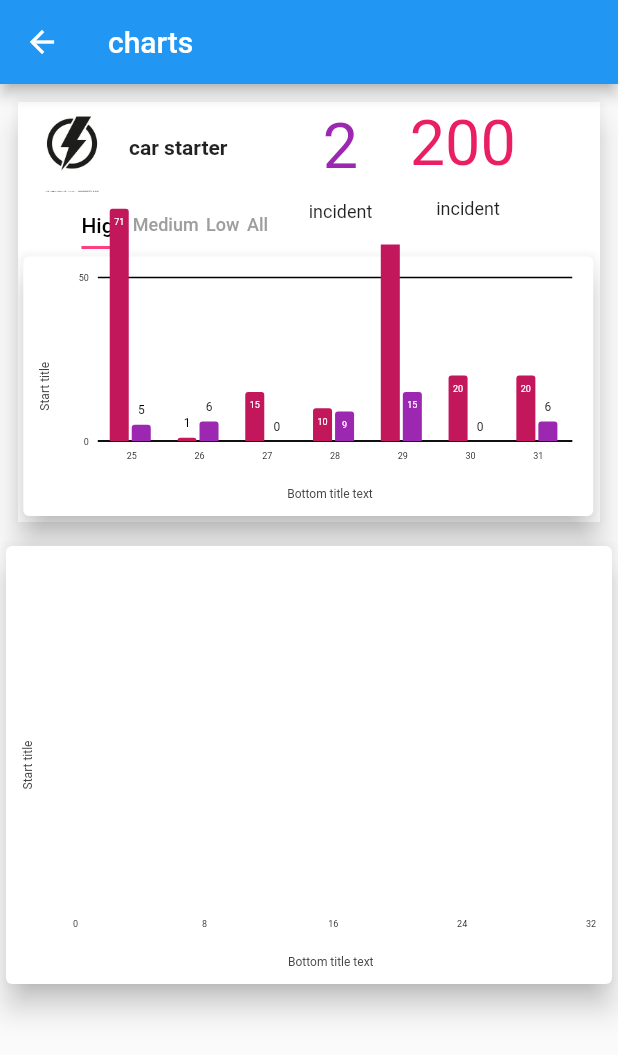
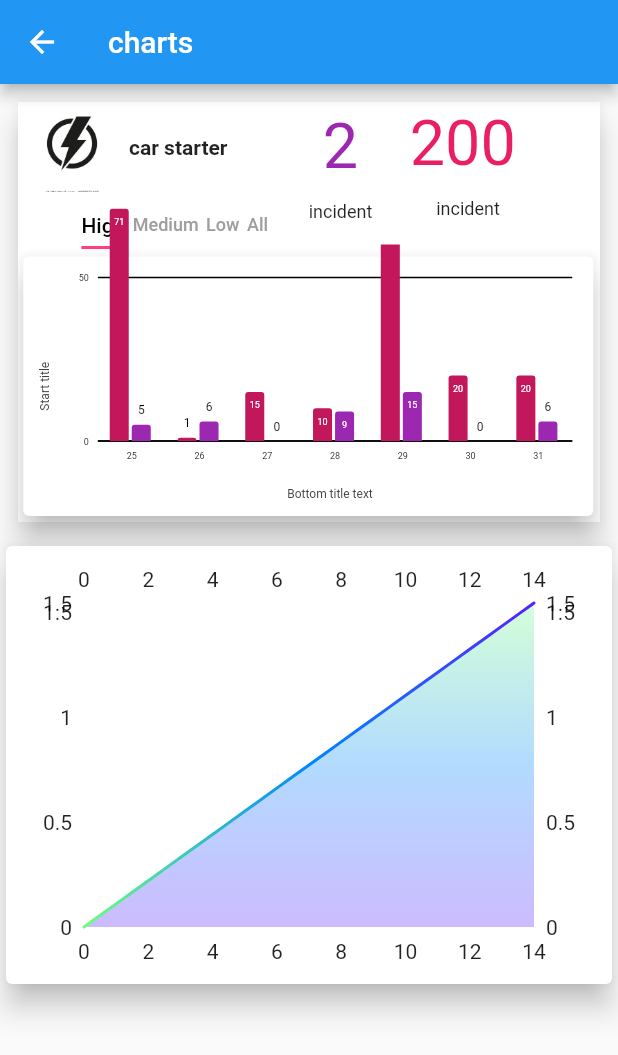
Before and after one commit to rocksolid911/phygitalz_standard, a Flutter app: the BarChart screen opened by its route, on a phone screen of 412 x 824 dp. Shown: the top 1055 px of the screen. Run offline on Flutter 3.47's test engine with Material 2 defaults, Android fonts, the phone set to English and light mode, and no system bars; drawn by our look-alikes of fl_chart; our stand-ins replace charts_flutter, form_validator, gradient_widgets; missing offline and left inert: custom_circularprogressbar.

Commit message:
fl_chart lib used insted of flutter_chart
added linechart

```diff
--- a/lib/components/linechart.dart
+++ b/lib/components/linechart.dart
@@ -1,102 +1,124 @@
 import 'package:flutter/material.dart';
-import 'package:charts_flutter/flutter.dart' as charts;
+import 'package:fl_chart/fl_chart.dart';
 import 'package:phygitalz_standard/components/linechartbuilder.dart';
-import 'charts.dart';
-class CustomLChart extends StatelessWidget {
-  final List<Datalist> data;
+import 'dart:math';
 
-  const CustomLChart({Key key,this.data}) : super(key: key);
+class Datalist {
+  final int date;
+  final int breakdown;
+  final int incidents;
 
+  Datalist({
+    @required this.date,
+    @required this.breakdown,
+    this.incidents,
+  });
+}
+
+class CustomLChart extends StatefulWidget {
+  //List<Datalist> data;
+  // map.entries.forEach((e) => list.add(Datalist(e.key, e.value)));
+  // List<Datalist>data = Map.entries.map((e) => Datalist(e.date, e.breakdown)).toList();
+  // //print(list);
+  CustomLChart({
+    Key key,
+  }) : super(key: key);
+
+  @override
+  _CustomLChartState createState() => _CustomLChartState();
+}
+
+class _CustomLChartState extends State<CustomLChart> {
+  final List<FlSpot> dummyData1 = List.generate(15, (index) {
+    return FlSpot(index.toDouble(), index * Random().nextDouble());
+  });
+  //List<Datalist> data ;
+  final List<Color> _gradientColors = [
+    const Color(0xFF6FFF7C),
+    const Color(0xFF0087FF),
+    const Color(0xFF5620FF),
+  ];
 
   @override
   Widget build(BuildContext context) {
-    List<charts.Series<Datalist, int>> series = [
-      charts.Series(
-          data: data,
-          id: "DataConsumption",
-          domainFn: (Datalist series, _) => series.date,
-          measureFn: (Datalist series, _) => series.breakdown,
-          colorFn: (Datalist series, _) => series.barColor,
-
-          labelAccessorFn: (Datalist series, _) =>
-          '${series.breakdown.toString()}'),
-
-    ];
-
     return Container(
-      //decoration: BoxDecoration(),
-      height: 166,
-      padding: EdgeInsets.only(left: 0, right: 0, bottom: 0),
+      height: 160,
       child: Card(
-        //shape: RoundedRectangleBorder(side: BorderSide.none),
         elevation: 8,
         borderOnForeground: true,
         child: Column(
-          children: <Widget>[
+          children: [
             Expanded(
-              child: charts.LineChart(
-                series,
-                animate: true,
-
-                //Asign a Custom style for the domain axis
-                domainAxis: new charts.NumericAxisSpec(
-
-                  //showAxisLine: true,
-                  renderSpec: new charts.SmallTickRendererSpec(
-                    minimumPaddingBetweenLabelsPx: 5,
-                    // Tick and Label styling here.
-                    labelStyle: new charts.TextStyleSpec(
-                        fontSize: 6, // size in Pts.
-                        color: charts.MaterialPalette.black),
-
-                    // Change the line colors to match text color.
-                    lineStyle: new charts.LineStyleSpec(
-                        color: charts.MaterialPalette.black),
+              child: Padding(
+                padding: const EdgeInsets.all(8.0),
+                child: LineChart(
+                  LineChartData(
+                    extraLinesData: ExtraLinesData(
+                      extraLinesOnTop: true,
+                      horizontalLines: [HorizontalLine(
+                        y: 5,
+                        color: const Color.fromRGBO(197, 210, 214, 1),
+                        strokeWidth: 2,
+                        dashArray: [5, 10],
+                        label: HorizontalLineLabel(
+                          show: true,
+                          alignment: Alignment.topRight,
+                          padding: const EdgeInsets.only(right: 5, bottom: 5),
+                          style: const TextStyle(color: Colors.black, fontSize: 9),
+                          labelResolver: (line) => 'H: ${line.y}',
+                        ),
+                      ),],
+                    ),
+                    borderData: FlBorderData(show: false),
+                    gridData: FlGridData(
+                      show: true,
+                      drawVerticalLine: true,
+                      getDrawingHorizontalLine: (value) {
+                        return FlLine(
+                          color: const Color(0xFFFFFFFF),
+                          strokeWidth: 1,
+                        );
+                      },
+                      getDrawingVerticalLine: (value) {
+                        return FlLine(
+                          color: const Color(0xFFFFFFFF),
+                          strokeWidth: 1,
+                        );
+                      },
+                    ),
+                    // rangeAnnotations: RangeAnnotations(
+                    //   horizontalRangeAnnotations: ,
+                    // ),
+                    lineBarsData: [
+                      LineChartBarData(
+                          spots: dummyData1,
+                          colors: _gradientColors,
+                          colorStops: const [0.25, 0.5, 0.75],
+                          gradientFrom: const Offset(0.5, 0),
+                          gradientTo: const Offset(0.5, 1),
+                          barWidth: 2,
+                          isStrokeCapRound: true,
+                          dotData: FlDotData(show: false),
+                          belowBarData: BarAreaData(
+                            show: true,
+                            colors: _gradientColors
+                                .map((color) => color.withOpacity(0.3))
+                                .toList(),
+                            gradientColorStops: const [0.25, 0.5, 0.75],
+                            gradientFrom: const Offset(0.5, 0),
+                            gradientTo: const Offset(0.5, 1),
+                          ),
+                          //dashArray: [2,6],
+                          isCurved: true,
+                          curveSmoothness: 0.1),
+                    ],
                   ),
                 ),
-
-                /// Assign a custom style for the measure axis.
-                primaryMeasureAxis: new charts.NumericAxisSpec(
-                  // show static tic at value o,50,and 100
-                  tickProviderSpec: new charts.StaticNumericTickProviderSpec(
-                    <charts.TickSpec<num>>[
-                      charts.TickSpec<num>(0),
-                     // charts.TickSpec<num>(50),
-                      //charts.TickSpec<num>(100),
-                    ],
-                  ),
-                  renderSpec: new charts.GridlineRendererSpec(
-                    // Tick and Label styling here.
-                    labelStyle: new charts.TextStyleSpec(
-                        fontSize: 6, // size in Pts.
-                        color: charts.MaterialPalette.black),
-
-                    // Change the line colors to match text color.
-                    lineStyle: new charts.LineStyleSpec(
-                        color: charts.MaterialPalette.black),
-                  ),
-                ),
-
-                behaviors: [
-
-                  new charts.ChartTitle('Bottom title text',
-                      titleStyleSpec: charts.TextStyleSpec(fontSize: 8),
-                      behaviorPosition: charts.BehaviorPosition.bottom,
-                      titleOutsideJustification:
-                      charts.OutsideJustification.middleDrawArea),
-                  new charts.ChartTitle('Start title',
-                      titleStyleSpec: charts.TextStyleSpec(fontSize: 8),
-                      behaviorPosition: charts.BehaviorPosition.start,
-                      titleOutsideJustification:
-                      charts.OutsideJustification.middleDrawArea),
-                ],
-                defaultRenderer:
-                new charts.LineRendererConfig(includeArea: true,includePoints: true),
               ),
-            )
+            ),
           ],
         ),
       ),
     );
   }
-  }
+}
--- a/lib/components/linechartbuilder.dart
+++ b/lib/components/linechartbuilder.dart
@@ -1,79 +1,103 @@
 import 'package:flutter/material.dart';
-import 'package:charts_flutter/flutter.dart' as charts;
+import 'package:fl_chart/fl_chart.dart' as charts;
 import 'package:flutter/foundation.dart';
-import 'linechart.dart';
-
+import 'package:phygitalz_standard/components/linechart.dart';
 class Datalist {
   final int date;
   final int breakdown;
   final int incidents;
-  final charts.Color barColor;
-  final charts.Color barColor2;
 
   Datalist(
       {@required this.date,
         @required this.breakdown,
-        @required this.barColor,
         this.incidents,
-        this.barColor2});
+       });
 }
 
 class lineChart extends StatelessWidget {
   final List<Datalist> data2 = [
     Datalist(
-      date: 25,
+      date: 19,
       breakdown: 71,
       incidents: 5,
-      barColor2: charts.ColorUtil.fromDartColor(Colors.purple),
-      barColor: charts.ColorUtil.fromDartColor(Colors.pink.shade700),
+
+    ),
+    Datalist(
+      date: 20,
+      breakdown: 48,
+      incidents: 6,
+
+    ),
+    Datalist(
+      date: 21,
+      breakdown: 56,
+      incidents: 8,
+
+    ),
+    Datalist(
+      date: 22,
+      breakdown: 35,
+      incidents: 9,
+
+    ),
+    Datalist(
+      date: 23,
+      breakdown: 90,
+      incidents: 15,
+
+    ),
+    Datalist(
+      date: 24,
+      breakdown: 67,
+      incidents: 9,
+
+    ),
+    Datalist(
+      date: 25,
+      breakdown: 56,
+      incidents: 6,
+
     ),
     Datalist(
       date: 26,
-      breakdown: 1,
-      incidents: 6,
-      barColor2: charts.ColorUtil.fromDartColor(Colors.purple),
-      barColor: charts.ColorUtil.fromDartColor(Colors.pink.shade700),
+      breakdown: 71,
+      incidents: 5,
+
     ),
     Datalist(
       date: 27,
-      breakdown: 15,
-      incidents: 0,
-      barColor2: charts.ColorUtil.fromDartColor(Colors.purple),
-      barColor: charts.ColorUtil.fromDartColor(Colors.pink.shade700),
+      breakdown: 48,
+      incidents: 6,
+
     ),
     Datalist(
       date: 28,
-      breakdown: 10,
-      incidents: 9,
-      barColor2:charts.ColorUtil.fromDartColor(Colors.purple),
-      barColor: charts.ColorUtil.fromDartColor(Colors.pink.shade700),
+      breakdown: 56,
+      incidents: 8,
+
     ),
     Datalist(
       date: 29,
-      breakdown: 90,
-      incidents: 15,
-      barColor2: charts.ColorUtil.fromDartColor(Colors.purple),
-      barColor: charts.ColorUtil.fromDartColor(Colors.pink.shade700),
+      breakdown: 35,
+      incidents: 9,
+
     ),
     Datalist(
       date: 30,
-      breakdown: 20,
-      incidents: 0,
-      barColor2: charts.ColorUtil.fromDartColor(Colors.purple),
-      barColor: charts.ColorUtil.fromDartColor(Colors.pink.shade700),
+      breakdown: 90,
+      incidents: 15,
+
     ),
     Datalist(
       date: 31,
-      breakdown: 20,
-      incidents: 6,
-      barColor2: charts.ColorUtil.fromDartColor(Colors.purple),
-      barColor: charts.ColorUtil.fromDartColor(Colors.pink.shade700),
+      breakdown: 67,
+      incidents: 9,
+
     ),
+
   ];
   @override
   Widget build(BuildContext context) {
-    return CustomLChart(
-      data: data2,
-    );
+    return CustomLChart();
   }
 }
```
Also changed, not shown: 3 other files.
